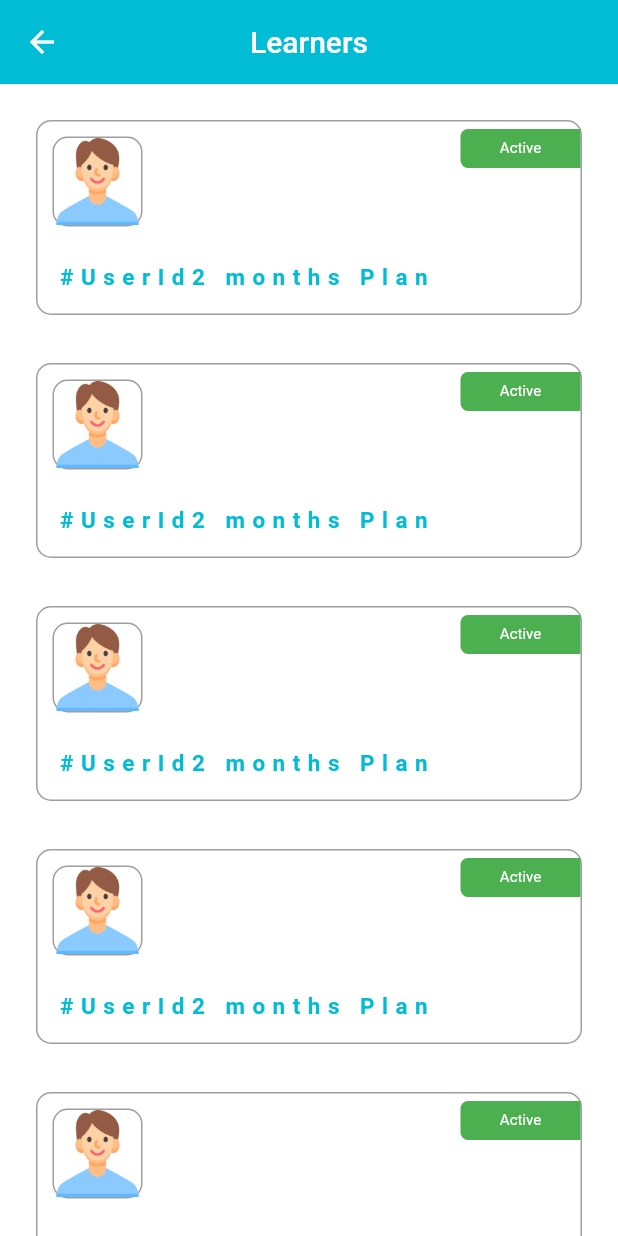
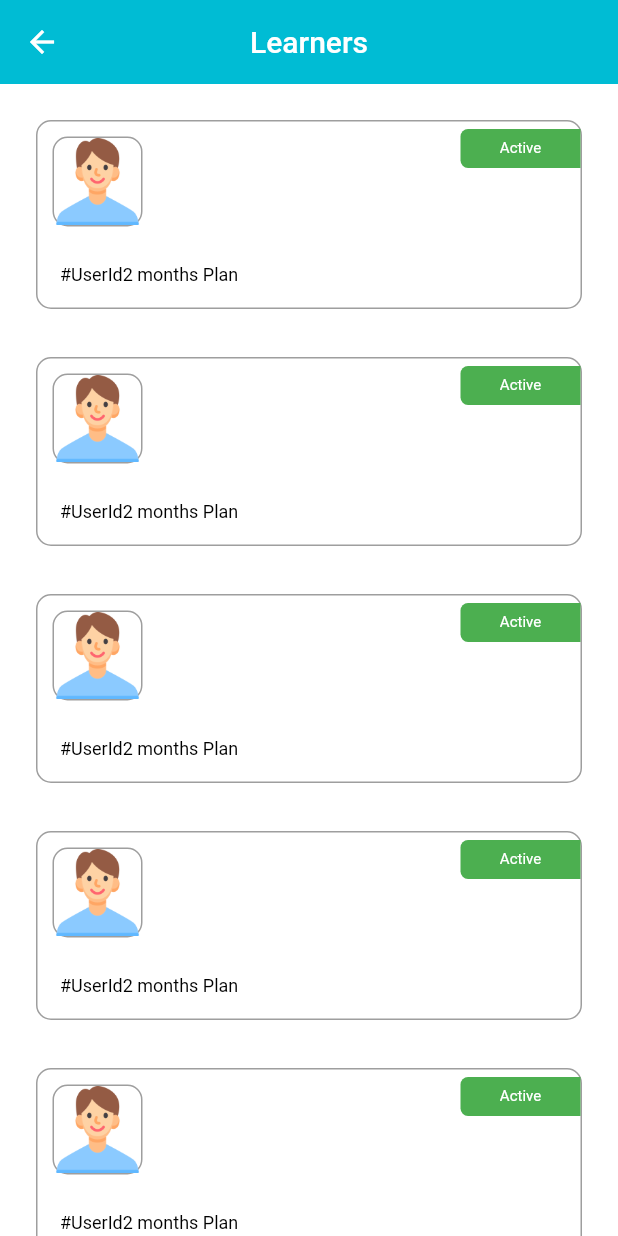
Before and after one commit to FaizanBeriwala/Flutter-Traning, a Flutter app: the LearnerList screen opened by its route, on a phone screen of 412 x 824 dp. Run offline on Flutter 3.47's test engine with Material 2 defaults, Android fonts, the phone set to English and light mode, and no system bars.

Commit message:
- working on Creating learner list ui.

```diff
--- a/lib/screens/list/ui/learnerlist.dart
+++ b/lib/screens/list/ui/learnerlist.dart
@@ -106,9 +106,9 @@ class LearnerWidget extends State<LearnerList> {
                       padding: const EdgeInsets.all(10),
                       child: CustomTextWidget(
                         msg: "#UserId${learnerList[index].subscriptionTime}",
-                        textColor: Colors.cyan,
-                        fontSize: 15,
-                        isBold: true,
+                        textColor: Colors.black,
+                        fontSize: 12,
+                        isBold: false,
                         textPadding: 5,
                       ),
                     ),
```
